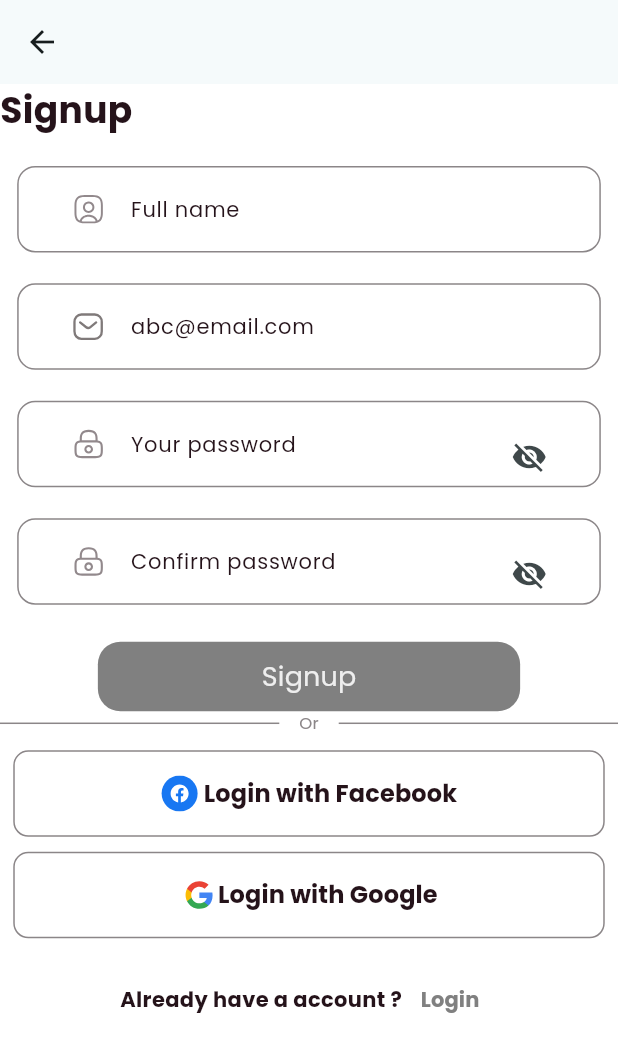
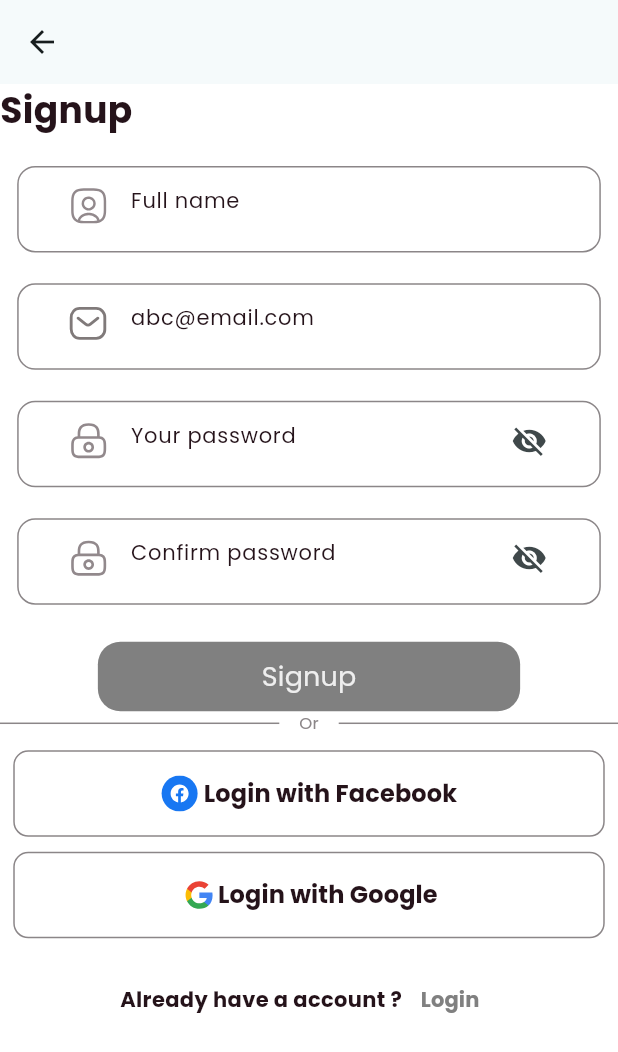
Before and after one commit to MostafaAbdallaH686/Event-Planning-App, a Flutter app: the RegisterScreen screen opened by its route, on a phone screen of 412 x 824 dp. Shown: the top 1052 px of the screen. Run offline on Flutter 3.47's test engine with Material 3 defaults, Android fonts, the phone set to English and light mode, and no system bars; our stand-ins replace dio, flutter_svg, get, go_router, shared_preferences; accounts and stored records are empty; project files that could hold a hidden picture were left out.

```diff
--- a/lib/core/utils/widget/custom_textform.dart
+++ b/lib/core/utils/widget/custom_textform.dart
@@ -34,7 +34,7 @@ class CustomTextform extends StatelessWidget {
       ),
       padding: EdgeInsets.symmetric(
         horizontal: size.width * 0.055,
-        vertical: size.height * 0.02,
+        vertical: size.height * 0.002,
       ),
       decoration: BoxDecoration(
         borderRadius: BorderRadius.circular(12),
@@ -45,10 +45,13 @@ class CustomTextform extends StatelessWidget {
         validator: validator,
         obscureText: obscureText,
         decoration: InputDecoration(
-          prefixIcon: SvgPicture.asset(prefixicon),
+          prefixIcon: Padding(
+            padding: const EdgeInsets.all(10),
+            child: SvgPicture.asset(prefixicon, width: 20, height: 20),
+          ),
           hintText: prefixtext,
           hintStyle: AppTextStyle.reg14(AppColor.colorbA1),
-          suffixIcon: suffixicon ?? const SizedBox(),
+          suffixIcon: suffixicon,
           border: InputBorder.none,
         ),
       ),
--- a/lib/features/auth/view/login/widget/login_screen_body.dart
+++ b/lib/features/auth/view/login/widget/login_screen_body.dart
@@ -36,6 +36,8 @@ class _LoginScreenBodyState extends State<LoginScreenBody> {
     final size = MediaQuery.of(context).size;
     return SingleChildScrollView(
       child: Form(
+        key: _formKey,
+        autovalidateMode: AutovalidateMode.onUserInteraction,
         child: Column(
           children: [
             //picture
--- a/lib/features/auth/view/register/widget/register_screen_body.dart
+++ b/lib/features/auth/view/register/widget/register_screen_body.dart
@@ -39,6 +39,8 @@ class _RegisterScreenBodyState extends State<RegisterScreenBody> {
     final size = MediaQuery.of(context).size;
     return SingleChildScrollView(
       child: Form(
+        key: _formKey,
+        autovalidateMode: AutovalidateMode.onUserInteraction,
         child: Column(
           crossAxisAlignment: CrossAxisAlignment.start,
           children: [
```
